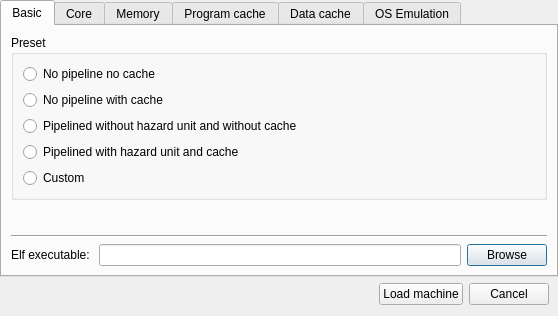
Qt form qtmips_gui/NewDialog.ui (cvut/qtrvsim) before a commit.
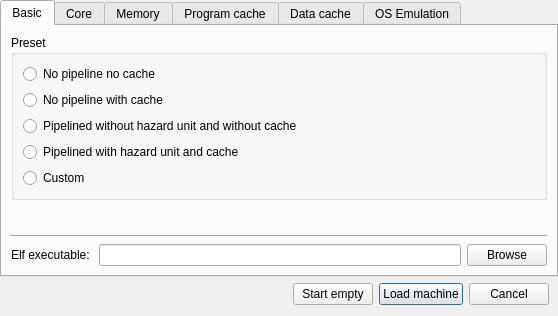
The same form after that commit.

Patch:
```diff
--- a/qtmips_gui/NewDialog.ui
+++ b/qtmips_gui/NewDialog.ui
@@ -419,11 +419,21 @@
        </property>
       </spacer>
      </item>
+     <item>
+      <widget class="QPushButton" name="pushButton_start_empty">
+       <property name="text">
+        <string>Start empty</string>
+       </property>
+      </widget>
+     </item>
      <item>
       <widget class="QPushButton" name="pushButton_load">
        <property name="text">
         <string>Load machine</string>
        </property>
+       <property name="default">
+        <bool>true</bool>
+       </property>
       </widget>
      </item>
      <item>
```
